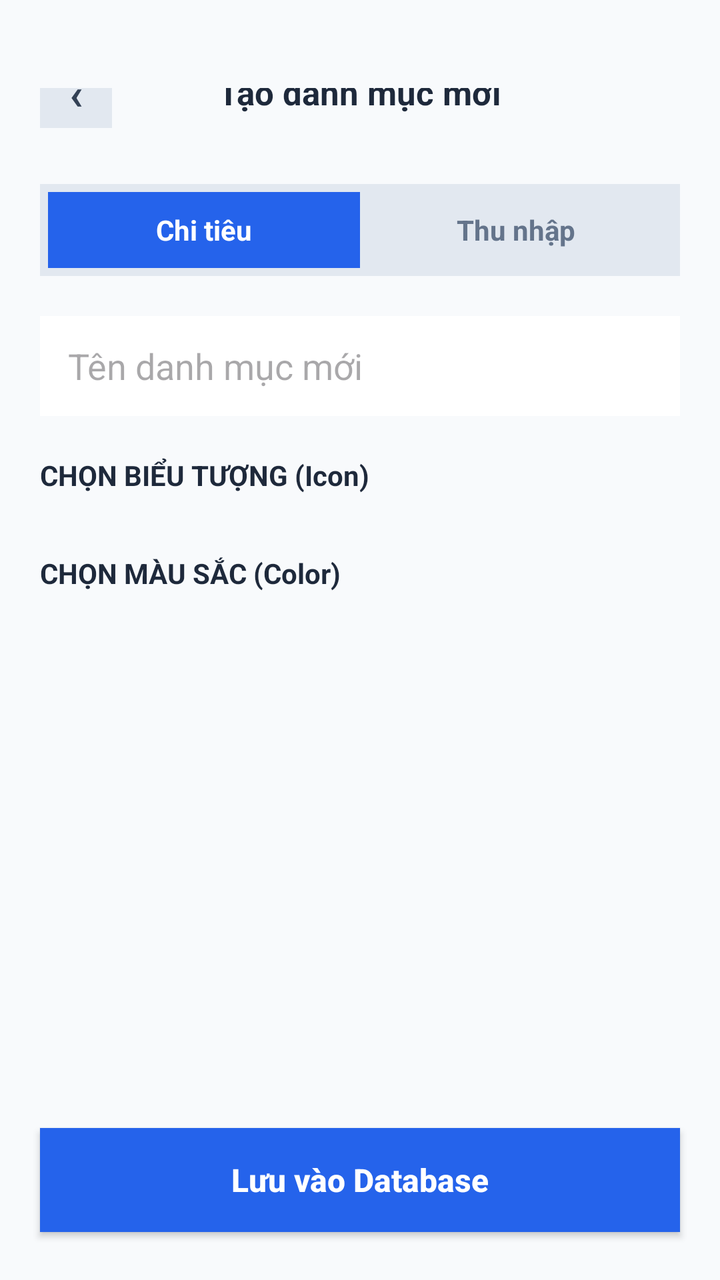
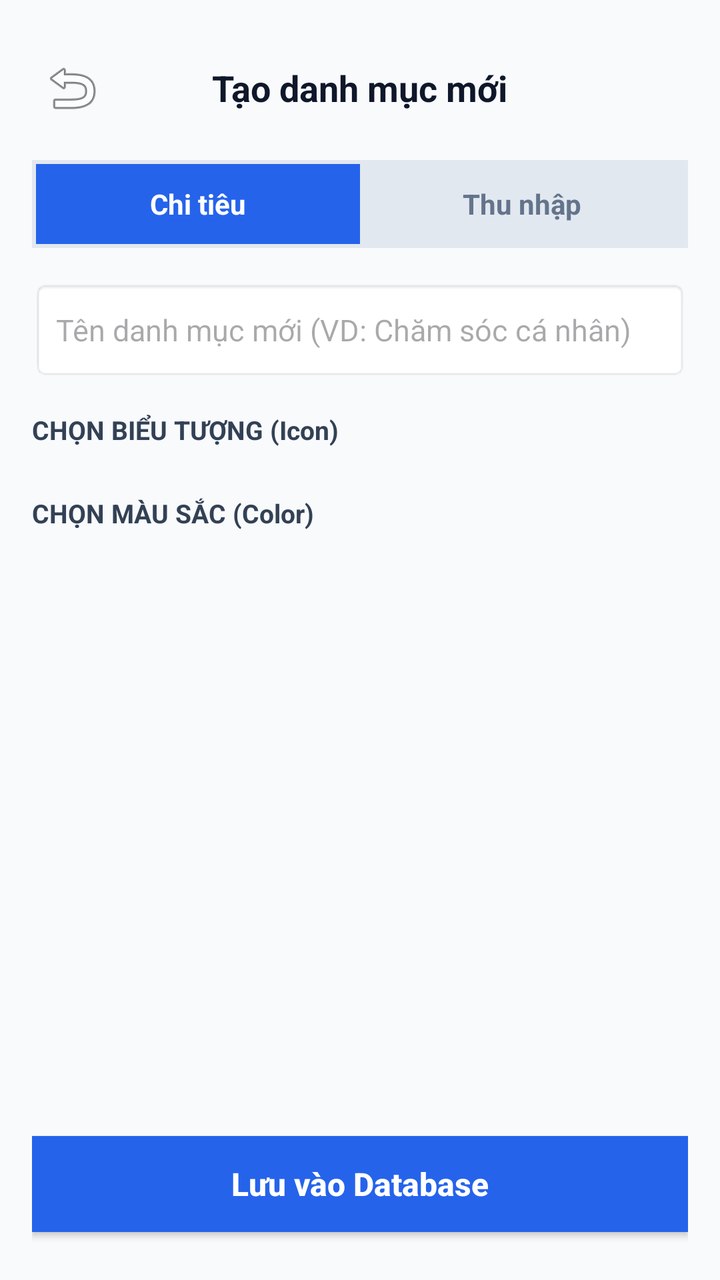

The first picture is an Android layout as it rendered before a commit; the second is the same layout after the commit. The layout source and the unified diff follow.
<!-- AndroidManifest.xml: application theme Theme.StudentExpenseTracker -->
<!-- res/layout/activity_add_category.xml -->
<?xml version="1.0" encoding="utf-8"?>
<androidx.constraintlayout.widget.ConstraintLayout xmlns:android="http://schemas.android.com/apk/res/android"
    xmlns:app="http://schemas.android.com/apk/res-auto"
    android:id="@+id/main"

    android:layout_width="match_parent"
    android:layout_height="match_parent"
    android:background="#F8FAFC">

    
    <RelativeLayout
        android:id="@+id/layoutHeader"
        android:layout_width="match_parent"
        android:layout_height="wrap_content"
        android:paddingHorizontal="20dp"
        android:paddingTop="44dp"
        android:paddingBottom="12dp"
        app:layout_constraintEnd_toEndOf="parent"
        app:layout_constraintStart_toStartOf="parent"
        app:layout_constraintTop_toTopOf="parent">

        <TextView
            android:id="@+id/btnBack"
            android:layout_width="36dp"
            android:layout_height="36dp"
            android:layout_centerVertical="true"
            android:background="#E2E8F0"
            android:gravity="center"
            android:text="‹"
            android:textColor="#334155"
            android:textSize="22sp"
            android:textStyle="bold" />

        <TextView
            android:layout_width="wrap_content"
            android:layout_height="wrap_content"
            android:layout_centerInParent="true"
            android:text="Tạo danh mục mới"
            android:textColor="#1E293B"
            android:textSize="17sp"
            android:textStyle="bold" />
    </RelativeLayout>

    
    <androidx.appcompat.widget.AppCompatButton
        android:id="@+id/btnCreateCategoryBottom"
        android:layout_width="match_parent"
        android:layout_height="52dp"
        android:layout_marginHorizontal="20dp"
        android:layout_marginBottom="24dp"
        android:background="#2563EB"
        android:text="Lưu vào Database"
        android:textAllCaps="false"
        android:textColor="#FFFFFF"
        android:textSize="16sp"
        android:textStyle="bold"
        app:layout_constraintBottom_toBottomOf="parent"
        app:layout_constraintEnd_toEndOf="parent"
        app:layout_constraintStart_toStartOf="parent" />

    
    <androidx.core.widget.NestedScrollView
        android:layout_width="match_parent"
        android:layout_height="0dp"
        android:fillViewport="true"
        app:layout_constraintBottom_toTopOf="@id/btnCreateCategoryBottom"
        app:layout_constraintEnd_toEndOf="parent"
        app:layout_constraintStart_toStartOf="parent"
        app:layout_constraintTop_toBottomOf="@id/layoutHeader">

        <LinearLayout
            android:layout_width="match_parent"
            android:layout_height="wrap_content"
            android:orientation="vertical"
            android:paddingHorizontal="20dp"
            android:paddingBottom="20dp">

            
            <LinearLayout
                android:id="@+id/layoutType"
                android:layout_width="match_parent"
                android:layout_height="46dp"
                android:background="#E2E8F0"
                android:orientation="horizontal"
                android:padding="4dp">

                <TextView
                    android:id="@+id/tabTypeExpense"
                    android:layout_width="0dp"
                    android:layout_height="match_parent"
                    android:layout_weight="1"
                    android:background="#2563EB"
                    android:gravity="center"
                    android:text="Chi tiêu"
                    android:textColor="#FFFFFF"
                    android:textStyle="bold" />

                <TextView
                    android:id="@+id/tabTypeIncome"
                    android:layout_width="0dp"
                    android:layout_height="match_parent"
                    android:layout_weight="1"
                    android:gravity="center"
                    android:text="Thu nhập"
                    android:textColor="#64748B"
                    android:textStyle="bold" />
            </LinearLayout>

            <EditText
                android:id="@+id/edtCategoryName"
                android:layout_width="match_parent"
                android:layout_height="50dp"
                android:layout_marginTop="20dp"
                android:background="#FFFFFF"
                android:hint="Tên danh mục mới"
                android:paddingHorizontal="14dp"
                android:textColor="#0F172A" />

            <TextView
                android:layout_width="wrap_content"
                android:layout_height="wrap_content"
                android:layout_marginTop="20dp"
                android:text="CHỌN BIỂU TƯỢNG (Icon)"
                android:textColor="#1E293B"
                android:textStyle="bold" />

            
            <androidx.recyclerview.widget.RecyclerView
                android:id="@+id/rcvIcons"
                android:layout_width="match_parent"
                android:layout_height="wrap_content"
                android:layout_marginTop="10dp"
                app:layoutManager="androidx.recyclerview.widget.GridLayoutManager"
                app:spanCount="6" />

            <TextView
                android:layout_width="wrap_content"
                android:layout_height="wrap_content"
                android:layout_marginTop="20dp"
                android:text="CHỌN MÀU SẮC (Color)"
                android:textColor="#1E293B"
                android:textStyle="bold" />

            
            <androidx.recyclerview.widget.RecyclerView
                android:id="@+id/rcvColors"
                android:layout_width="match_parent"
                android:layout_height="wrap_content"
                android:layout_marginTop="10dp"
                android:orientation="horizontal"
                app:layoutManager="androidx.recyclerview.widget.LinearLayoutManager" />

        </LinearLayout>
    </androidx.core.widget.NestedScrollView>
</androidx.constraintlayout.widget.ConstraintLayout>
<!-- resources referenced by this layout -->
<resources>
  <style name="Theme.StudentExpenseTracker" parent="Base.Theme.StudentExpenseTracker" />
  <style name="Base.Theme.StudentExpenseTracker" parent="Theme.Material3.DayNight.NoActionBar">
          
          
      </style>
</resources>

<!-- the commit's change to res/layout/activity_add_category.xml (unified diff, before → after) -->
@@ -1,155 +1,136 @@
 <?xml version="1.0" encoding="utf-8"?>
-<androidx.constraintlayout.widget.ConstraintLayout xmlns:android="http://schemas.android.com/apk/res/android"
+<LinearLayout xmlns:android="http://schemas.android.com/apk/res/android"
     xmlns:app="http://schemas.android.com/apk/res-auto"
-    android:id="@+id/main"
-
     android:layout_width="match_parent"
     android:layout_height="match_parent"
-    android:background="#F8FAFC">
+    android:orientation="vertical"
+    android:fitsSystemWindows="true"
+    android:background="#F8FAFC"
+    android:padding="16dp">
 
     
     <RelativeLayout
-        android:id="@+id/layoutHeader"
         android:layout_width="match_parent"
         android:layout_height="wrap_content"
-        android:paddingHorizontal="20dp"
-        android:paddingTop="44dp"
-        android:paddingBottom="12dp"
-        app:layout_constraintEnd_toEndOf="parent"
-        app:layout_constraintStart_toStartOf="parent"
-        app:layout_constraintTop_toTopOf="parent">
+        android:layout_marginTop="8dp"
+        android:layout_marginBottom="16dp">
+
+        <ImageButton
+            android:id="@+id/btnBack"
+            android:layout_width="40dp"
+            android:layout_height="40dp"
+            android:layout_alignParentStart="true"
+            android:layout_centerVertical="true"
+            android:background="?attr/selectableItemBackgroundBorderless"
+            android:src="@android:drawable/ic_menu_revert"
+            android:contentDescription="Quay lại" />
 
         <TextView
-            android:id="@+id/btnBack"
-            android:layout_width="36dp"
-            android:layout_height="36dp"
-            android:layout_centerVertical="true"
-            android:background="#E2E8F0"
-            android:gravity="center"
-            android:text="‹"
-            android:textColor="#334155"
-            android:textSize="22sp"
-            android:textStyle="bold" />
-
-        <TextView
+            android:id="@+id/tvTitle"
             android:layout_width="wrap_content"
             android:layout_height="wrap_content"
             android:layout_centerInParent="true"
             android:text="Tạo danh mục mới"
-            android:textColor="#1E293B"
-            android:textSize="17sp"
+            android:textColor="#0F172A"
+            android:textSize="18sp"
             android:textStyle="bold" />
     </RelativeLayout>
+
+    
+    <LinearLayout
+        android:layout_width="match_parent"
+        android:layout_height="44dp"
+        android:background="#E2E8F0"
+        android:orientation="horizontal"
+        android:padding="2dp">
+
+        <TextView
+            android:id="@+id/tabTypeExpense"
+            android:layout_width="0dp"
+            android:layout_height="match_parent"
+            android:layout_weight="1"
+            android:background="#2563EB"
+            android:gravity="center"
+            android:text="Chi tiêu"
+            android:textColor="#FFFFFF"
+            android:textStyle="bold" />
+
+        <TextView
+            android:id="@+id/tabTypeIncome"
+            android:layout_width="0dp"
+            android:layout_height="match_parent"
+            android:layout_weight="1"
+            android:background="@android:color/transparent"
+            android:gravity="center"
+            android:text="Thu nhập"
+            android:textColor="#64748B"
+            android:textStyle="bold" />
+    </LinearLayout>
+
+    
+    <EditText
+        android:id="@+id/edtCategoryName"
+        android:layout_width="match_parent"
+        android:layout_height="50dp"
+        android:layout_marginTop="16dp"
+        android:background="@android:drawable/editbox_background_normal"
+        android:hint="Tên danh mục mới (VD: Chăm sóc cá nhân)"
+        android:inputType="text"
+        android:paddingHorizontal="12dp"
+        android:textColor="#0F172A"
+        android:textSize="15sp" />
+
+    
+    <TextView
+        android:layout_width="wrap_content"
+        android:layout_height="wrap_content"
+        android:layout_marginTop="16dp"
+        android:text="CHỌN BIỂU TƯỢNG (Icon)"
+        android:textColor="#334155"
+        android:textSize="13sp"
+        android:textStyle="bold" />
+
+    <androidx.recyclerview.widget.RecyclerView
+        android:id="@+id/rcvIconPicker"
+        android:layout_width="match_parent"
+        android:layout_height="wrap_content"
+        android:layout_marginTop="8dp"
+        android:orientation="horizontal"
+        app:layoutManager="androidx.recyclerview.widget.LinearLayoutManager" />
+
+    
+    <TextView
+        android:layout_width="wrap_content"
+        android:layout_height="wrap_content"
+        android:layout_marginTop="16dp"
+        android:text="CHỌN MÀU SẮC (Color)"
+        android:textColor="#334155"
+        android:textSize="13sp"
+        android:textStyle="bold" />
+
+    <androidx.recyclerview.widget.RecyclerView
+        android:id="@+id/rcvColorPicker"
+        android:layout_width="match_parent"
+        android:layout_height="wrap_content"
+        android:layout_marginTop="8dp"
+        android:orientation="horizontal"
+        app:layoutManager="androidx.recyclerview.widget.LinearLayoutManager" />
+
+    <View
+        android:layout_width="match_parent"
+        android:layout_height="0dp"
+        android:layout_weight="1" />
 
     
     <androidx.appcompat.widget.AppCompatButton
         android:id="@+id/btnCreateCategoryBottom"
         android:layout_width="match_parent"
-        android:layout_height="52dp"
-        android:layout_marginHorizontal="20dp"
-        android:layout_marginBottom="24dp"
+        android:layout_height="48dp"
+        android:layout_marginBottom="8dp"
         android:background="#2563EB"
         android:text="Lưu vào Database"
         android:textAllCaps="false"
         android:textColor="#FFFFFF"
         android:textSize="16sp"
-        android:textStyle="bold"
-        app:layout_constraintBottom_toBottomOf="parent"
-        app:layout_constraintEnd_toEndOf="parent"
-        app:layout_constraintStart_toStartOf="parent" />
-
-    
-    <androidx.core.widget.NestedScrollView
-        android:layout_width="match_parent"
-        android:layout_height="0dp"
-        android:fillViewport="true"
-        app:layout_constraintBottom_toTopOf="@id/btnCreateCategoryBottom"
-        app:layout_constraintEnd_toEndOf="parent"
-        app:layout_constraintStart_toStartOf="parent"
-        app:layout_constraintTop_toBottomOf="@id/layoutHeader">
-
-        <LinearLayout
-            android:layout_width="match_parent"
-            android:layout_height="wrap_content"
-            android:orientation="vertical"
-            android:paddingHorizontal="20dp"
-            android:paddingBottom="20dp">
-
-            
-            <LinearLayout
-                android:id="@+id/layoutType"
-                android:layout_width="match_parent"
-                android:layout_height="46dp"
-                android:background="#E2E8F0"
-                android:orientation="horizontal"
-                android:padding="4dp">
-
-                <TextView
-                    android:id="@+id/tabTypeExpense"
-                    android:layout_width="0dp"
-                    android:layout_height="match_parent"
-                    android:layout_weight="1"
-                    android:background="#2563EB"
-                    android:gravity="center"
-                    android:text="Chi tiêu"
-                    android:textColor="#FFFFFF"
-                    android:textStyle="bold" />
-
-                <TextView
-                    android:id="@+id/tabTypeIncome"
-                    android:layout_width="0dp"
-                    android:layout_height="match_parent"
-                    android:layout_weight="1"
-                    android:gravity="center"
-                    android:text="Thu nhập"
-                    android:textColor="#64748B"
-                    android:textStyle="bold" />
-            </LinearLayout>
-
-            <EditText
-                android:id="@+id/edtCategoryName"
-                android:layout_width="match_parent"
-                android:layout_height="50dp"
-                android:layout_marginTop="20dp"
-                android:background="#FFFFFF"
-                android:hint="Tên danh mục mới"
-                android:paddingHorizontal="14dp"
-                android:textColor="#0F172A" />
-
-            <TextView
-                android:layout_width="wrap_content"
-                android:layout_height="wrap_content"
-                android:layout_marginTop="20dp"
-                android:text="CHỌN BIỂU TƯỢNG (Icon)"
-                android:textColor="#1E293B"
-                android:textStyle="bold" />
-
-            
-            <androidx.recyclerview.widget.RecyclerView
-                android:id="@+id/rcvIcons"
-                android:layout_width="match_parent"
-                android:layout_height="wrap_content"
-                android:layout_marginTop="10dp"
-                app:layoutManager="androidx.recyclerview.widget.GridLayoutManager"
-                app:spanCount="6" />
-
-            <TextView
-                android:layout_width="wrap_content"
-                android:layout_height="wrap_content"
-                android:layout_marginTop="20dp"
-                android:text="CHỌN MÀU SẮC (Color)"
-                android:textColor="#1E293B"
-                android:textStyle="bold" />
-
-            
-            <androidx.recyclerview.widget.RecyclerView
-                android:id="@+id/rcvColors"
-                android:layout_width="match_parent"
-                android:layout_height="wrap_content"
-                android:layout_marginTop="10dp"
-                android:orientation="horizontal"
-                app:layoutManager="androidx.recyclerview.widget.LinearLayoutManager" />
-
-        </LinearLayout>
-    </androidx.core.widget.NestedScrollView>
-</androidx.constraintlayout.widget.ConstraintLayout>
+        android:textStyle="bold" />
+</LinearLayout>
